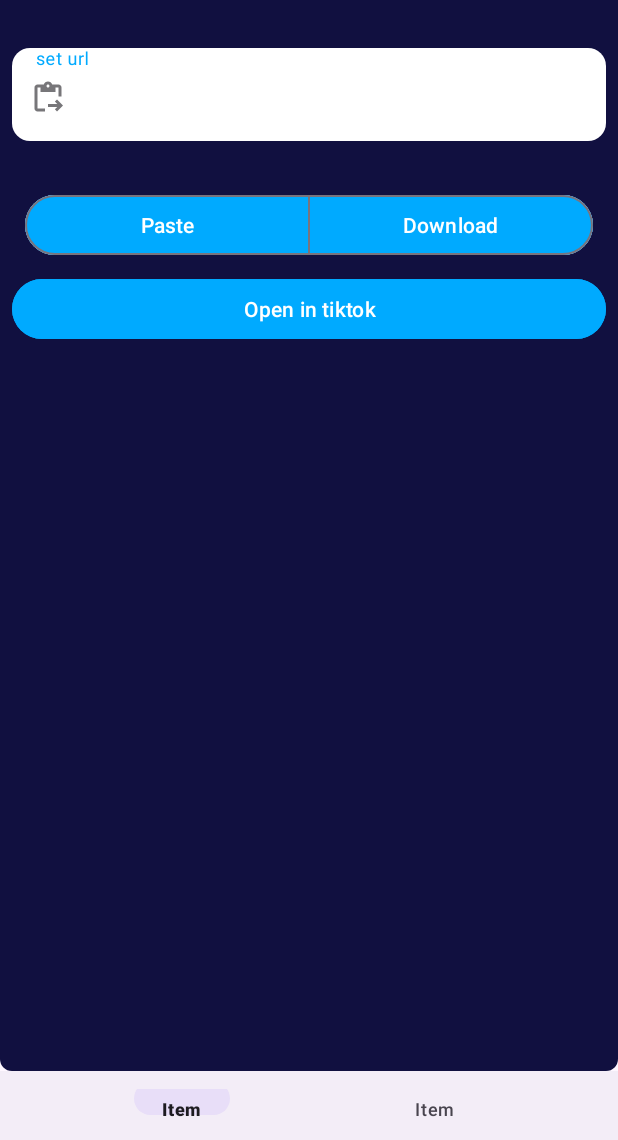
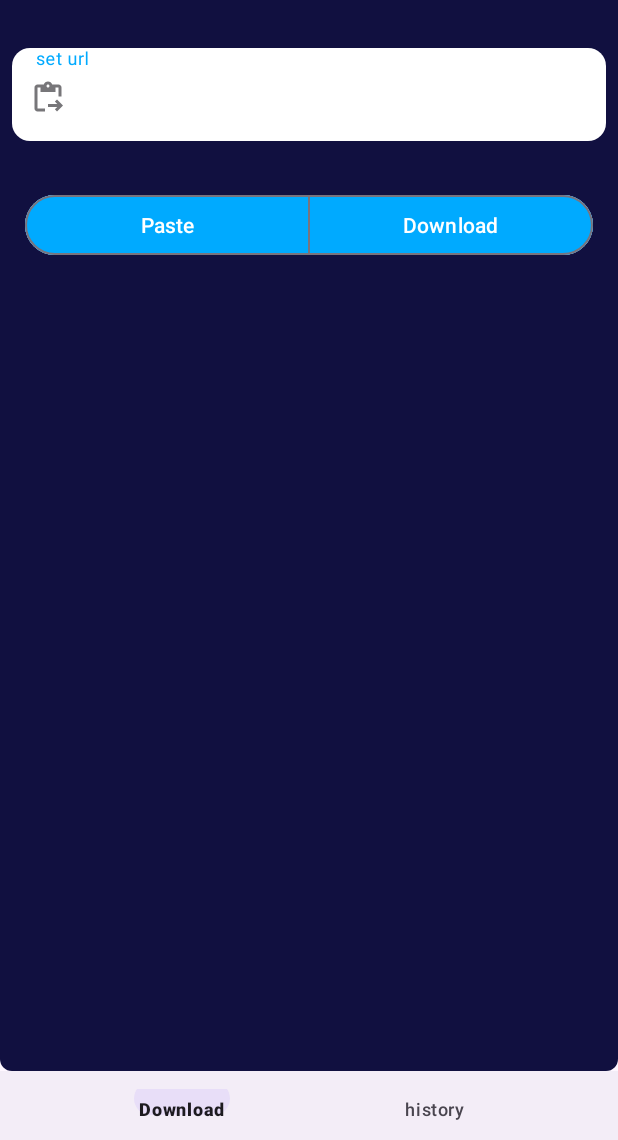
Before and after one commit to Ksnk-dm/TikTokDownloader, an Android app: the screen it shows after launch (MainActivity), on a phone screen of 412 x 824 dp, the part 96-1236 px from its top. Run offline under Robolectric (Android 15) with nearby library versions, the phone set to English and light mode, and no system bars; our stand-ins replace EventBus; libraries missing offline, so code that uses them is left out: by.kirich1409.viewbindingdelegate; 1 statement that could not run was skipped.

Commit message:
add new feat

```diff
--- a/app/build.gradle.kts
+++ b/app/build.gradle.kts
@@ -91,4 +91,10 @@
     implementation("com.github.kirich1409:viewbindingpropertydelegate-noreflection:1.5.9")
     implementation ("org.greenrobot:eventbus:3.2.0")
 
+    implementation ("com.github.bumptech.glide:glide:4.16.0")
+    annotationProcessor ("com.github.bumptech.glide:compiler:4.15.1")
+
+    implementation ("androidx.navigation:navigation-fragment-ktx:2.7.7")
+    implementation ("androidx.navigation:navigation-ui-ktx:2.7.7")
+
 }
--- a/app/src/main/AndroidManifest.xml
+++ b/app/src/main/AndroidManifest.xml
@@ -22,8 +22,12 @@
             android:exported="true">
             <intent-filter>
                 <action android:name="android.intent.action.MAIN" />
-
                 <category android:name="android.intent.category.LAUNCHER" />
+            </intent-filter>
+            <intent-filter>
+                <action android:name="android.intent.action.SEND" />
+                <category android:name="android.intent.category.DEFAULT" />
+                <data android:mimeType="text/plain" />
             </intent-filter>
         </activity>
 
--- a/app/src/main/java/com/ksnk/tiktokdownloader/DownloaderApplication.kt
+++ b/app/src/main/java/com/ksnk/tiktokdownloader/DownloaderApplication.kt
@@ -1,6 +1,7 @@
 package com.ksnk.tiktokdownloader
 
 import android.app.Application
+import com.ksnk.tiktokdownloader.di.module.appModule
 import com.ksnk.tiktokdownloader.di.module.networkModule
 import com.ksnk.tiktokdownloader.di.module.remoteDataSourceModule
 import com.ksnk.tiktokdownloader.di.module.repositoryModule
@@ -16,7 +17,7 @@
         startKoin {
             androidContext(this@DownloaderApplication)
             androidLogger()
-            modules(networkModule, repositoryModule, viewModelModule, remoteDataSourceModule)
+            modules(networkModule, repositoryModule, viewModelModule, remoteDataSourceModule, appModule)
         }
     }
 }
--- /dev/null
+++ b/app/src/main/java/com/ksnk/tiktokdownloader/di/module/appModule.kt
@@ -0,0 +1,16 @@
+package com.ksnk.tiktokdownloader.di.module
+
+import androidx.appcompat.app.AppCompatActivity
+import androidx.navigation.NavController
+import androidx.navigation.findNavController
+import com.ksnk.tiktokdownloader.Navigation
+import com.ksnk.tiktokdownloader.R
+import org.koin.dsl.module
+
+val appModule = module {
+    single { provideNavController(get()) }
+}
+
+fun provideNavController(activity: AppCompatActivity): NavController {
+    return activity.findNavController(R.id.fragmentContainerView)
+}
--- a/app/src/main/java/com/ksnk/tiktokdownloader/di/module/viewModelModule.kt
+++ b/app/src/main/java/com/ksnk/tiktokdownloader/di/module/viewModelModule.kt
@@ -1,9 +1,12 @@
 package com.ksnk.tiktokdownloader.di.module
 
+import com.ksnk.tiktokdownloader.Navigation
 import com.ksnk.tiktokdownloader.ui.download.DownloadViewModel
 import org.koin.androidx.viewmodel.dsl.viewModel
 import org.koin.dsl.module
 
-val viewModelModule= module {
-    viewModel{DownloadViewModel(get(),get())}
+val viewModelModule = module {
+    single { provideNavController(get()) }
+    viewModel { DownloadViewModel(get(), get(), get()) }
+    single<Navigation> { Navigation(get()) }
 }
--- a/app/src/main/java/com/ksnk/tiktokdownloader/ui/download/DownloadFragment.kt
+++ b/app/src/main/java/com/ksnk/tiktokdownloader/ui/download/DownloadFragment.kt
@@ -1,5 +1,6 @@
 package com.ksnk.tiktokdownloader.ui.download
 
+import android.content.Intent
 import android.os.Bundle
 import android.view.View
 import android.widget.Toast
@@ -21,13 +22,22 @@
 
     override fun onViewCreated(view: View, savedInstanceState: Bundle?) {
         super.onViewCreated(view, savedInstanceState)
-        viewBinding.buttonDownload.setOnClickListener {
-            if (viewBinding.urlEditText.text.isNullOrEmpty()) {
+
+        with(viewBinding) {
+            activity?.intent?.let { text ->
+                text.getStringExtra(Intent.EXTRA_TEXT)?.let {
+                    urlEditText.setText(it)
+                }
+            }
+
+            buttonDownload.setOnClickListener {
+                if (urlEditText.text.isNullOrEmpty()) {
                     Toast.makeText(requireContext(), "empty", Toast.LENGTH_SHORT).show()
                     return@setOnClickListener
                 }
+
                 isFileDownloaded = false
-            downloadViewModel.expandShortenedUrl(viewBinding.urlEditText.text.toString())
+                downloadViewModel.expandShortenedUrl(urlEditText.text.toString())
                 downloadViewModel.getExpandedUrlLiveData()
                     .observe(viewLifecycleOwner) { expandedUrl ->
                         downloadViewModel.extractVideoIdFromUrl(expandedUrl)?.let { id ->
@@ -37,11 +47,13 @@
                             }
                         }
                     }
-            viewBinding.urlEditText.setText("")
+                urlEditText.setText("")
+                downloadViewModel.openShareFragment()
             }
 
-        viewBinding.buttonPaste.setOnClickListener {
-            viewBinding.urlEditText.setText(downloadViewModel.pasteFromClipboard(requireContext()))
+            buttonPaste.setOnClickListener {
+               urlEditText.setText(downloadViewModel.pasteFromClipboard(requireContext()))
+            }
         }
     }
 
@@ -57,6 +69,8 @@
 
     @Subscribe(threadMode = ThreadMode.MAIN)
     fun onDownloadEvent(event: DownloadEvent) {
-        if (event.success) Toast.makeText(requireContext(), "done", Toast.LENGTH_LONG).show()
+        if (event.success) {
+
         }
     }
+}
--- a/app/src/main/java/com/ksnk/tiktokdownloader/ui/download/DownloadViewModel.kt
+++ b/app/src/main/java/com/ksnk/tiktokdownloader/ui/download/DownloadViewModel.kt
@@ -10,11 +10,12 @@
 import androidx.lifecycle.LiveData
 import androidx.lifecycle.viewModelScope
 import com.ksnk.tiktokdownloader.BaseViewModel
+import com.ksnk.tiktokdownloader.Navigation
 import com.ksnk.tiktokdownloader.data.DownloadRepository
 import kotlinx.coroutines.launch
 import java.io.File
 
-class DownloadViewModel(private val repository: DownloadRepository, application: Application) : BaseViewModel(application) {
+class DownloadViewModel(private val repository: DownloadRepository, application: Application, private val navigationHelper: Navigation) : BaseViewModel(application) {
 
     private val expandedUrlLiveData = repository.getExpandedUrlLiveData()
     fun getExpandedUrlLiveData(): LiveData<String> {
@@ -71,4 +72,7 @@
         }
         return clipBoardText
     }
+
+    fun openShareFragment() =
+        navigationHelper.openShareFragmentFromDownload()
 }
--- a/app/src/main/java/com/ksnk/tiktokdownloader/ui/main/MainActivity.kt
+++ b/app/src/main/java/com/ksnk/tiktokdownloader/ui/main/MainActivity.kt
@@ -1,7 +1,9 @@
 package com.ksnk.tiktokdownloader.ui.main
 
+import android.content.Intent
 import androidx.appcompat.app.AppCompatActivity
 import android.os.Bundle
+import android.util.Log
 import com.ksnk.tiktokdownloader.R
 
 class MainActivity : AppCompatActivity() {
--- /dev/null
+++ b/app/src/main/java/com/ksnk/tiktokdownloader/ui/share/ShareViewModel.kt
@@ -0,0 +1,5 @@
+package com.ksnk.tiktokdownloader.ui.share
+
+class ShareViewModel {
+
+}
--- a/app/src/main/res/layout/activity_main.xml
+++ b/app/src/main/res/layout/activity_main.xml
@@ -14,7 +14,8 @@
         app:layout_constraintBottom_toTopOf="@+id/bottomNavigationView"
         app:layout_constraintEnd_toEndOf="parent"
         app:layout_constraintStart_toStartOf="parent"
-        app:layout_constraintTop_toTopOf="parent" />
+        app:layout_constraintTop_toTopOf="parent"
+        app:navGraph="@navigation/nav_graph"/>
 
     <com.google.android.material.bottomnavigation.BottomNavigationView
         android:id="@+id/bottomNavigationView"
--- a/app/src/main/res/layout/fragment_download.xml
+++ b/app/src/main/res/layout/fragment_download.xml
@@ -50,24 +50,6 @@
     </com.google.android.material.textfield.TextInputLayout>
 
 
-    <Button
-        android:id="@+id/button2"
-        android:layout_width="0dp"
-        android:layout_height="wrap_content"
-        android:layout_marginStart="8dp"
-        android:layout_marginTop="8dp"
-        android:layout_marginEnd="8dp"
-        android:backgroundTint="@color/primary"
-        android:drawableTint="@color/primary"
-        android:foregroundTint="@color/primary"
-        android:foregroundTintMode="add"
-        android:text="Open in tiktok"
-        app:iconTintMode="src_in"
-        app:layout_constraintEnd_toEndOf="parent"
-        app:layout_constraintHorizontal_bias="0.0"
-        app:layout_constraintStart_toStartOf="parent"
-        app:layout_constraintTop_toBottomOf="@+id/toggleButton" />
-
     <com.google.android.material.button.MaterialButtonToggleGroup
         android:id="@+id/toggleButton"
         android:layout_width="wrap_content"
--- a/app/src/main/res/menu/home.xml
+++ b/app/src/main/res/menu/home.xml
@@ -4,9 +4,9 @@
     <item
         android:layout_width="wrap_content"
         android:layout_height="wrap_content"
-        android:title="Item" />
+        android:title="Download" />
     <item
         android:layout_width="wrap_content"
         android:layout_height="wrap_content"
-        android:title="Item" />
+        android:title="history" />
 </menu>
--- /dev/null
+++ b/app/src/main/res/navigation/nav_graph.xml
@@ -0,0 +1,25 @@
+<?xml version="1.0" encoding="utf-8"?>
+<navigation xmlns:android="http://schemas.android.com/apk/res/android"
+    xmlns:app="http://schemas.android.com/apk/res-auto"
+    xmlns:tools="http://schemas.android.com/tools"
+    android:id="@+id/nav_graph"
+    app:startDestination="@id/fragmentDownload">
+
+    <fragment
+        android:id="@+id/fragmentDownload"
+        android:name="com.ksnk.tiktokdownloader.ui.download.DownloadFragment"
+        android:label="Fragment 1"
+        tools:layout="@layout/fragment_download" >
+
+        <action
+            android:id="@+id/action_fragmentDownload_to_fragmentShare"
+            app:destination="@id/fragmentShare" />
+    </fragment>
+
+    <fragment
+        android:id="@+id/fragmentShare"
+        android:name="com.ksnk.tiktokdownloader.ui.share.ShareFragment"
+        android:label="Fragment 2"
+        tools:layout="@layout/fragment_share" >
+    </fragment>
+</navigation>
```
Also changed, not shown: app/src/main/java/com/ksnk/tiktokdownloader/ActivityExt.kt (added, +13 -0 lines), app/src/main/java/com/ksnk/tiktokdownloader/Navigation.kt (added, +9 -0 lines), app/src/main/java/com/ksnk/tiktokdownloader/ui/share/ShareFragment.kt (added, +31 -0 lines), app/src/main/res/layout/fragment_share.xml (added, +28 -0 lines). Lines whose indentation alone changed are shown as unchanged.
